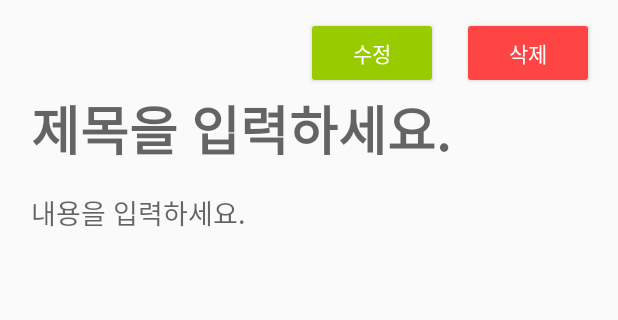
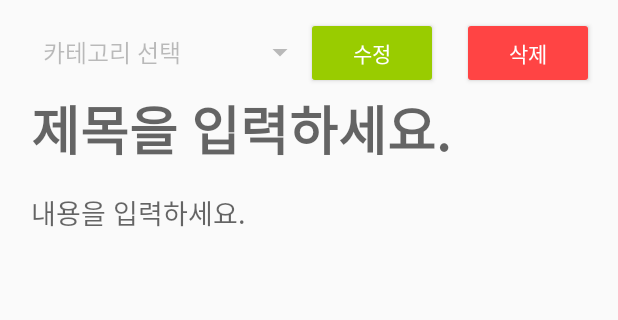
Before and after one commit to SSARY-ssafy/APP, an Android app built with Jetpack Compose: the MyExistTextActivity screen opened directly, with no data from a screen before it, on a phone screen of 412 x 824 dp, the part 84-404 px from its top. Run offline under Robolectric (Android 15) with nearby library versions, the phone set to English and light mode, and no system bars; our stand-ins replace Firebase (no records; nobody signed in at launch, a user with empty details on screens opened directly).

Commit message:
feat: 스피너 UI 추가

```diff
--- a/app/src/main/res/layout/activity_my_exist_text.xml
+++ b/app/src/main/res/layout/activity_my_exist_text.xml
@@ -38,6 +38,17 @@
     </RelativeLayout>
 
     <!-- 카테고리 표시 텍스트뷰 -->
+    <Spinner
+        android:id="@+id/categorySpinner"
+        android:layout_width="190dp"
+        android:layout_height="37dp"
+        android:layout_margin="16dp"
+        android:layout_marginTop="28dp"
+        app:layout_constraintEnd_toEndOf="parent"
+        app:layout_constraintHorizontal_bias="0.023"
+        app:layout_constraintStart_toStartOf="parent"
+        app:layout_constraintTop_toBottomOf="@id/toolbar" />
+
     <TextView
         android:id="@+id/categoryTextView"
         android:layout_width="wrap_content"
```
